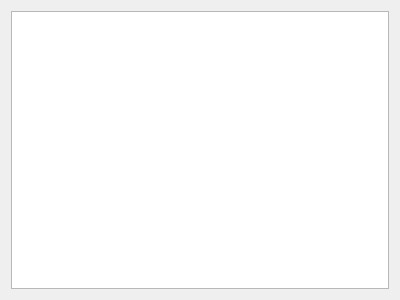
Before: the Qt Designer form здесь актуальный проект/ui/help.ui in BAZ-2107/Univestity_task, drawn with Qt 5.
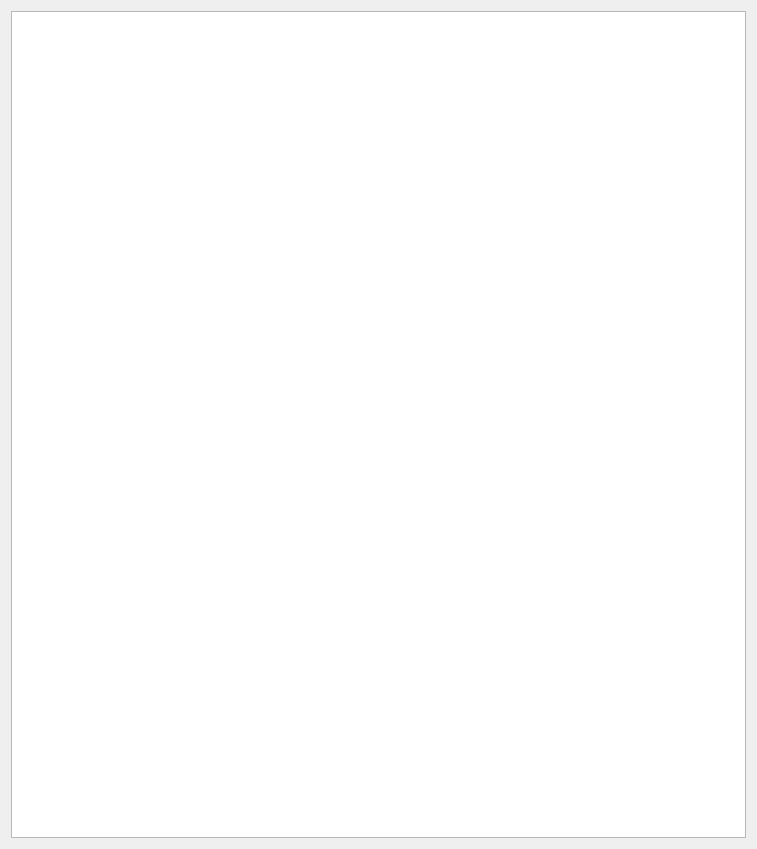
After: the same form once the commit is applied.

Diff of the .ui file:
```diff
--- a/здесь актуальный проект/ui/help.ui
+++ b/здесь актуальный проект/ui/help.ui
@@ -6,8 +6,8 @@
    <rect>
     <x>0</x>
     <y>0</y>
-    <width>400</width>
-    <height>300</height>
+    <width>757</width>
+    <height>849</height>
    </rect>
   </property>
   <property name="windowTitle">
@@ -18,14 +18,14 @@
     <widget class="QTextBrowser" name="textBrowser">
      <property name="font">
       <font>
-       <pointsize>16</pointsize>
+       <pointsize>10</pointsize>
       </font>
      </property>
      <property name="html">
       <string>&lt;!DOCTYPE HTML PUBLIC &quot;-//W3C//DTD HTML 4.0//EN&quot; &quot;http://www.w3.org/TR/REC-html40/strict.dtd&quot;&gt;
 &lt;html&gt;&lt;head&gt;&lt;meta name=&quot;qrichtext&quot; content=&quot;1&quot; /&gt;&lt;style type=&quot;text/css&quot;&gt;
 p, li { white-space: pre-wrap; }
-&lt;/style&gt;&lt;/head&gt;&lt;body style=&quot; font-family:'MS Shell Dlg 2'; font-size:16pt; font-weight:400; font-style:normal;&quot;&gt;
+&lt;/style&gt;&lt;/head&gt;&lt;body style=&quot; font-family:'MS Shell Dlg 2'; font-size:10pt; font-weight:400; font-style:normal;&quot;&gt;
 &lt;p style=&quot;-qt-paragraph-type:empty; margin-top:0px; margin-bottom:0px; margin-left:0px; margin-right:0px; -qt-block-indent:0; text-indent:0px; font-size:7.8pt;&quot;&gt;&lt;br /&gt;&lt;/p&gt;&lt;/body&gt;&lt;/html&gt;</string>
      </property>
     </widget>
```
